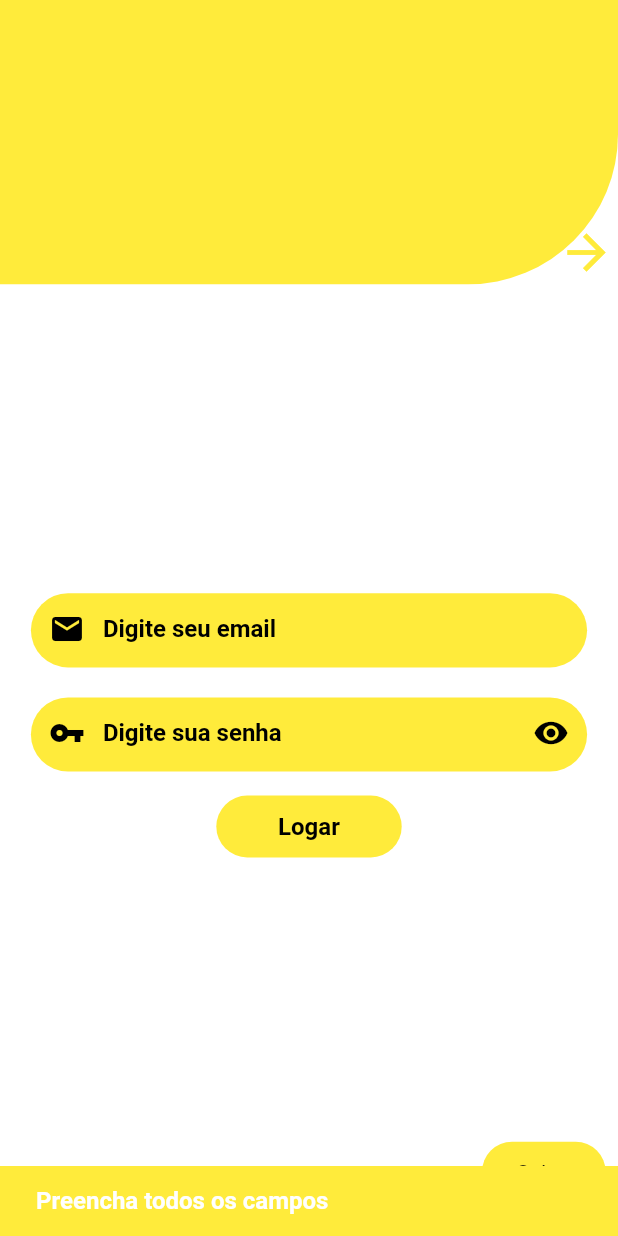
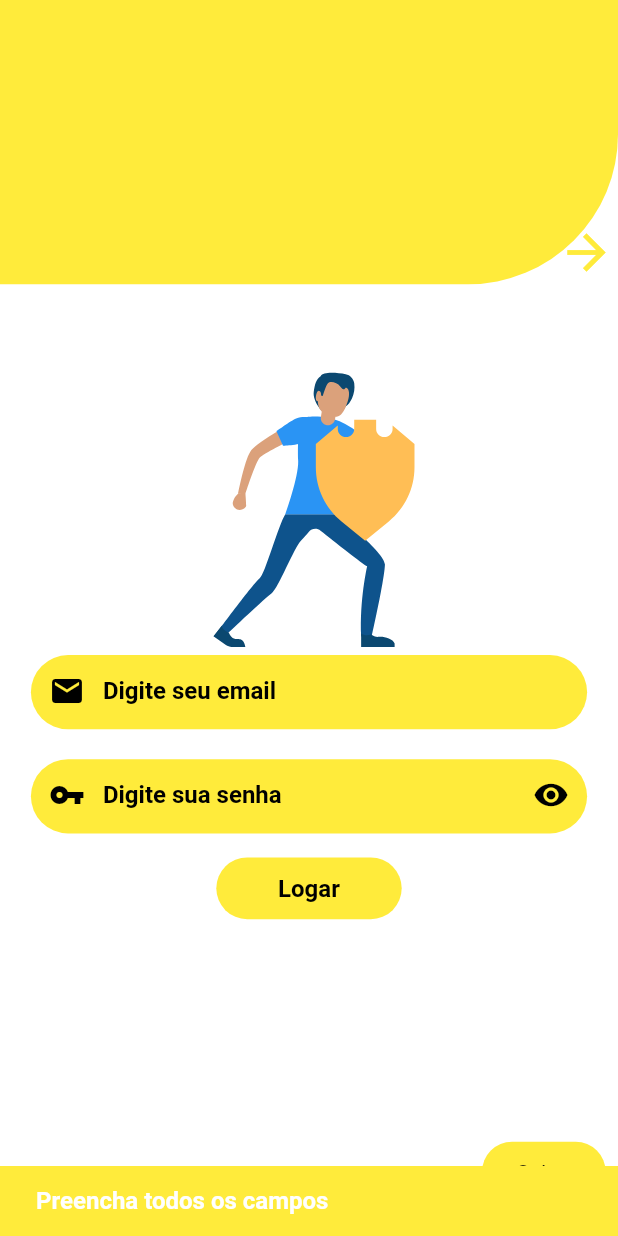
Before and after one commit to ramonpaolo/rastreio-correios, a Flutter app: the LoginAndroid screen opened directly, after a tap on "Logar", on a phone screen of 412 x 824 dp. Run offline on Flutter 3.47's test engine with Material 2 defaults, Android fonts, the phone set to English and light mode, and no system bars; our stand-ins replace cloud_firestore, curved_navigation_bar, firebase_auth, firebase_core, firebase_storage, flutter_svg and 2 more; missing offline and left inert: simple_splashscreen; accounts and stored records are empty.

Commit message:
Att icon and name App

```diff
--- a/lib/src/android/view/auth/Login.dart
+++ b/lib/src/android/view/auth/Login.dart
@@ -3,6 +3,7 @@ import 'dart:convert';
 import 'dart:io';
 import 'package:firebase_auth/firebase_auth.dart';
 import 'package:flutter/material.dart';
+import 'package:flutter_svg/flutter_svg.dart';
 import 'package:path_provider/path_provider.dart';
 
 //---- Screens
@@ -63,7 +64,11 @@ class _LoginAndroidState extends State<LoginAndroid> {
                 ),
                 Divider(
                   color: Colors.white,
-                  height: size.height * 0.25,
+                  height: size.height * 0.06,
+                ),
+                SvgPicture.asset(
+                  "assets/auth.svg",
+                  height: size.height * 0.24,
                 ),
                 campForm(
                   TextInputType.emailAddress,
@@ -109,8 +114,8 @@ class _LoginAndroidState extends State<LoginAndroid> {
                   ),
                 ),
                 Divider(
-                  height: size.height * 0.23,
                   color: Colors.white,
+                  height: size.height * 0.18,
                 ),
                 Align(
                     alignment: Alignment(0.95, 0),
@@ -147,9 +152,9 @@ class _LoginAndroidState extends State<LoginAndroid> {
                                         crossAxisAlignment:
                                             CrossAxisAlignment.center,
                                         children: [
-                                          Text("  Rastremento de encomendas: "),
+                                          Text("Rastremento de encomendas: "),
                                           Text(
-                                            " API do Link&Track",
+                                            "API do Link&Track",
                                             style: TextStyle(
                                                 fontStyle: FontStyle.italic,
                                                 fontWeight: FontWeight.bold),
@@ -160,9 +165,9 @@ class _LoginAndroidState extends State<LoginAndroid> {
                                         crossAxisAlignment:
                                             CrossAxisAlignment.center,
                                         children: [
-                                          Text("  Icones: "),
+                                          Text("Icones: "),
                                           Text(
-                                            " FreePik",
+                                            "FreePik, Iconscout",
                                             style: TextStyle(
                                                 fontStyle: FontStyle.italic,
                                                 fontWeight: FontWeight.bold),
@@ -205,13 +210,14 @@ class _LoginAndroidState extends State<LoginAndroid> {
             email: _controllerEmail.text, password: _controllerPassword.text);
         var directory = await getApplicationDocumentsDirectory();
         final file = File(directory.path + "/data.json");
-        file.writeAsStringSync(jsonEncode({
+        await file.writeAsStringSync(await jsonEncode({
           "isLogged": true,
           "name": FirebaseAuth.instance.currentUser.displayName,
           "email": FirebaseAuth.instance.currentUser.email,
           "image": FirebaseAuth.instance.currentUser.photoURL
         }));
-        Navigator.pushAndRemoveUntil(
+        print("Dados salvos");
+        await Navigator.pushAndRemoveUntil(
             context,
             MaterialPageRoute(builder: (context) => NavAndroid()),
             (screen) => false);
@@ -219,7 +225,7 @@ class _LoginAndroidState extends State<LoginAndroid> {
         if (e.code == "user-not-found") {
           snackBar("Email não encontrado");
         } else if (e.code == "wrong-password") {
-          snackBar("enha errada");
+          snackBar("Senha errada");
         } else if (e.code == "invalid-email") {
           snackBar("Email inválido");
         }
--- a/pubspec.yaml
+++ b/pubspec.yaml
@@ -24,13 +24,11 @@ dependencies:
   curved_navigation_bar: ^0.3.4
   simple_animations: ^2.4.2
   flutter_svg:
-  flutter_correios: ^1.0.2
   image_picker: ^0.6.5+3
   firebase_storage: "^5.0.0-dev.3"
   cached_network_image: ^2.3.3
   path_provider: "^1.6.18"
   firebase_auth: ^0.18.1+1
-  google_sign_in: ^4.5.4
   cloud_firestore: ^0.14.1+3
   http: ^0.12.2
   firebase_analytics:
```
Also changed, not shown: assets/auth.svg (added), imageReadme/add_rastreio.jpg (added), imageReadme/add_rastreio_clear.jpg (added), imageReadme/home_grid.jpg (added), imageReadme/home_list.jpg (added), imageReadme/login.jpg (added), imageReadme/product1.jpg (added), imageReadme/product2.jpg (added), imageReadme/user.jpg (added), pubspec.lock, 7 other files.
